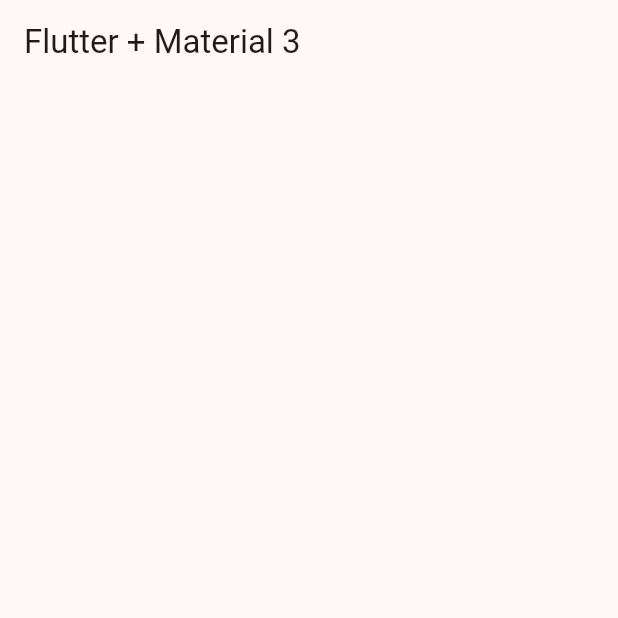
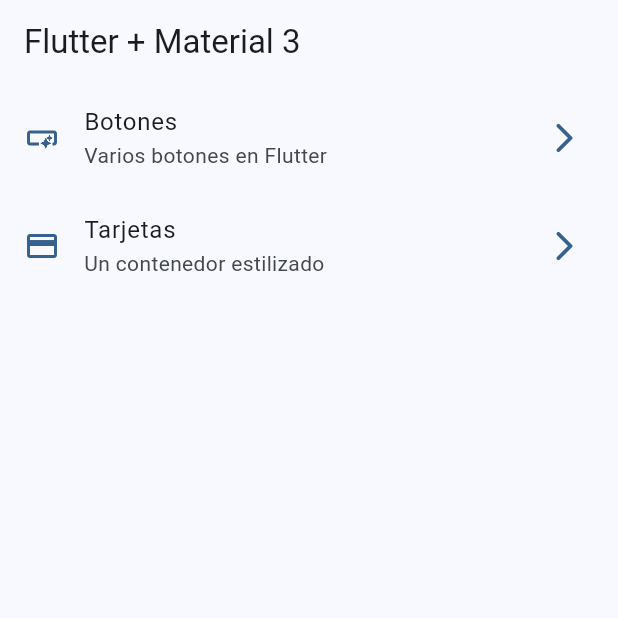
Before and after one commit to DevJorgeRafael/widgets-app-flutter-course, a Flutter app: the screen it shows after launch, on a phone screen of 412 x 824 dp, the top half of it. Run offline on Flutter 3.47's test engine with Material 3 defaults, Android fonts, the phone set to English and light mode, and no system bars.

Commit message:
home screen implemented

```diff
--- a/lib/config/menu/menu_items.dart
+++ b/lib/config/menu/menu_items.dart
@@ -24,7 +24,7 @@ const appMenuItems = <MenuItem>[
   ),
 
   MenuItem(
-    title: 'Tarjets',
+    title: 'Tarjetas',
     subTitle: 'Un contenedor estilizado',
     link: '/card',
     icon: Icons.credit_card,
--- a/lib/main.dart
+++ b/lib/main.dart
@@ -13,7 +13,7 @@ class MainApp extends StatelessWidget {
   Widget build(BuildContext context) {
     return MaterialApp(
       debugShowCheckedModeBanner: false,
-      theme: AppTheme(selectedColor: 8).getTheme(),
+      theme: AppTheme(selectedColor: 0).getTheme(),
       home: const HomeScreen()
     );
   }
--- a/lib/presentation/screens/home/home_screen.dart
+++ b/lib/presentation/screens/home/home_screen.dart
@@ -1,4 +1,5 @@
 import 'package:flutter/material.dart';
+import 'package:widgets_app/config/menu/menu_items.dart';
 
 class HomeScreen extends StatelessWidget {
   const HomeScreen({super.key});
@@ -8,8 +9,51 @@ class HomeScreen extends StatelessWidget {
     return Scaffold(
       appBar: AppBar(
         title: const Text('Flutter + Material 3'),
-
       ),
+      body: const _HomeView()
     );
   }
 }
+
+class _HomeView extends StatelessWidget {
+  const _HomeView();
+
+  @override
+  Widget build(BuildContext context) {
+
+    appMenuItems;
+
+    return ListView.builder(
+      itemCount: appMenuItems.length,
+      itemBuilder: (context, index) {
+        final menuItem = appMenuItems[index];
+
+        return _CustomListTile(menuItem: menuItem);
+      },
+    );
+  }
+}
+
+class _CustomListTile extends StatelessWidget {
+  const _CustomListTile({
+    required this.menuItem,
+  });
+
+  final MenuItem menuItem;
+
+  @override
+  Widget build(BuildContext context) {
+
+    final colors = Theme.of(context).colorScheme;
+
+    return ListTile(
+      leading: Icon(menuItem.icon, color: colors.primary ),
+      trailing: Icon( Icons.arrow_forward_ios_rounded, color: colors.primary ),
+      title: Text(menuItem.title),
+      subtitle: Text(menuItem.subTitle),
+      onTap: () {
+        //TODO: navegar a otra pantalla
+      },
+    );
+  }
+}
```
